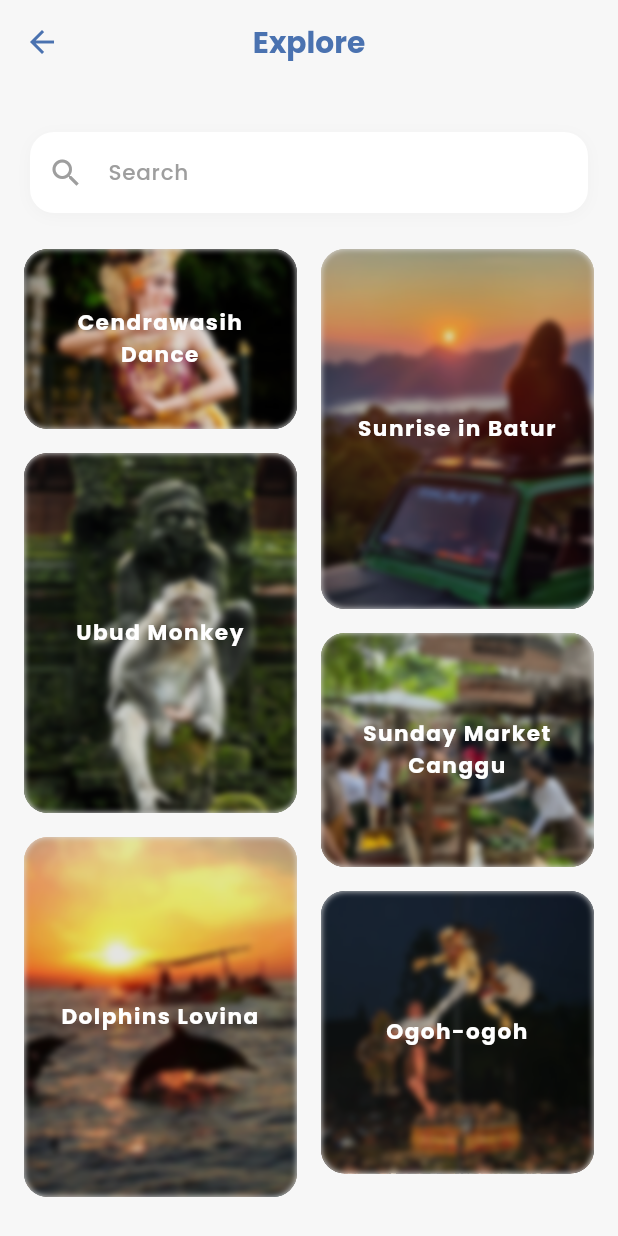
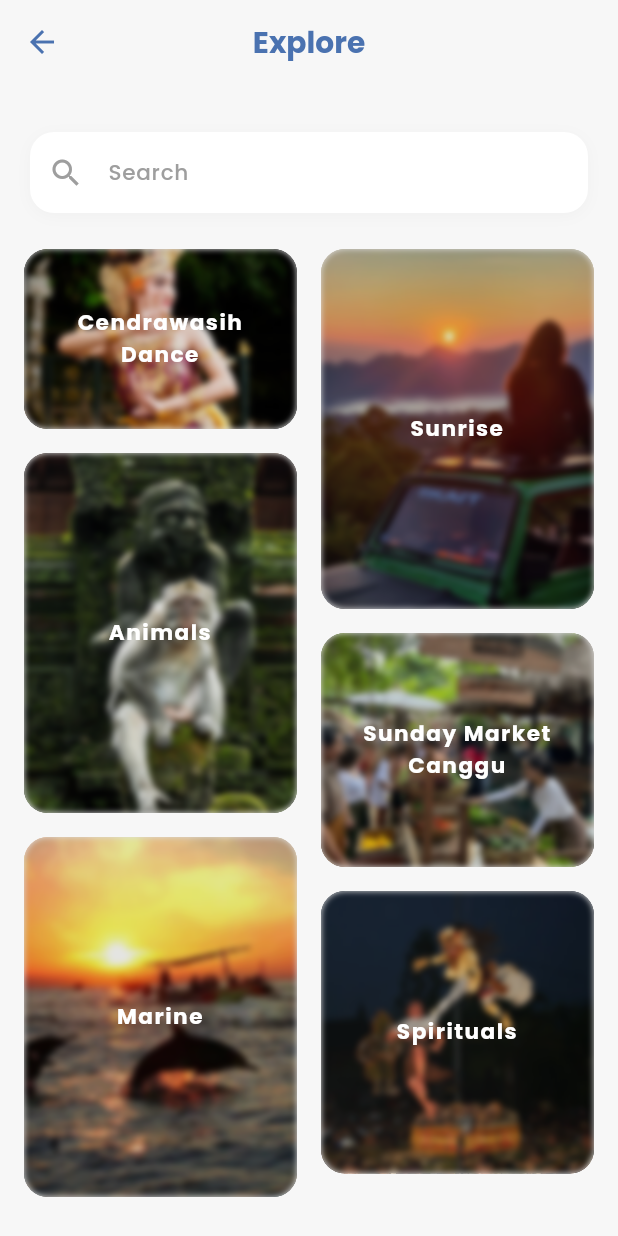
Before and after one commit to EkaPutriJayanti/bali_loka, a Flutter app: the ExploreScreen screen opened directly, on a phone screen of 412 x 824 dp. Run offline on Flutter 3.47's test engine with Material 3 defaults, Android fonts, the light colour scheme and no system bars; our stand-ins replace cloud_firestore, firebase_auth, firebase_core, firebase_storage, google_fonts, image_picker; accounts and stored records are empty.

Commit message:
Update Detail Explore

```diff
--- a/lib/screens/explore_screen.dart
+++ b/lib/screens/explore_screen.dart
@@ -16,14 +16,14 @@
         'title': 'Cendrawasih Dance',
         'image': 'assets/images/CendrawasihDance.jpg',
       },
-      {'title': 'Sunrise in Batur', 'image': 'assets/images/SunriseBatur.jpg'},
-      {'title': 'Ubud Monkey', 'image': 'assets/images/UbudMonkey.jpg'},
+      {'title': 'Sunrise', 'image': 'assets/images/SunriseBatur.jpg'},
+      {'title': 'Animals', 'image': 'assets/images/UbudMonkey.jpg'},
       {
         'title': 'Sunday Market Canggu',
         'image': 'assets/images/SundayMarketCanggu.jpg',
       },
-      {'title': 'Dolphins Lovina', 'image': 'assets/images/DolphinsLovina.jpg'},
-      {'title': 'Ogoh-ogoh', 'image': 'assets/images/OgohOgoh.jpg'},
+      {'title': 'Marine', 'image': 'assets/images/DolphinsLovina.jpg'},
+      {'title': 'Spirituals', 'image': 'assets/images/OgohOgoh.jpg'},
     ];
 
     final List<List<double>> cardSizes = [
@@ -107,7 +107,34 @@
                   itemBuilder: (context, index) {
                     final item = items[index];
                     final size = cardSizes[index];
-                    final isSunrise = item['title'] == 'Sunrise in Batur';
+
+                    String? getCategoryForTitle(String title) {
+                      switch (title.toLowerCase()) {
+                        case 'sunrise in batur':
+                        case 'sunrise':
+                          return 'sunrise';
+                        case 'cendrawasih dance':
+                        case 'dance':
+                          return 'dance';
+                        case 'sunday market canggu':
+                        case 'sunday market':
+                          return 'market';
+                        case 'ubud monkey':
+                        case 'animals':
+                        case 'monkey':
+                          return 'animals';
+                        case 'dolphins lovina':
+                        case 'marine':
+                          return 'marine';
+                        case 'ogoh-ogoh':
+                        case 'spirituals':
+                          return 'spirituals';
+                        default:
+                          return null;
+                      }
+                    }
+
+                    final category = getCategoryForTitle(item['title']!);
 
                     final card = SizedBox(
                       height: 120 * size[1],
@@ -143,13 +170,13 @@
                       ),
                     );
 
-                    if (isSunrise) {
+                    if (category != null) {
                       return GestureDetector(
                         onTap: () {
                           Navigator.push(
                             context,
                             MaterialPageRoute(
-                              builder: (context) => DetailExploreScreen(),
+                              builder: (context) => DetailExploreScreen(category: category),
                             ),
                           );
                         },
--- a/pubspec.yaml
+++ b/pubspec.yaml
@@ -97,6 +97,9 @@
     - assets/images/Sunrise_Lovina.jpg
     - assets/images/Sunrise_Batur.jpg
     - assets/images/Sunrise_Kintamani.jpg
+    - assets/images/Tari_Barong.jpg
+    - assets/images/Tari_Kecak.jpg
+
     # An image asset can refer to one or more resolution-specific "variants", see
     # https://flutter.dev/to/resolution-aware-images
 
```
Also changed, not shown: lib/screens/DetailExplore_Screen.dart (+79 -5 lines), assets/images/Tari_Barong.jpg (added), assets/images/Tari_Kecak.jpg (added).
